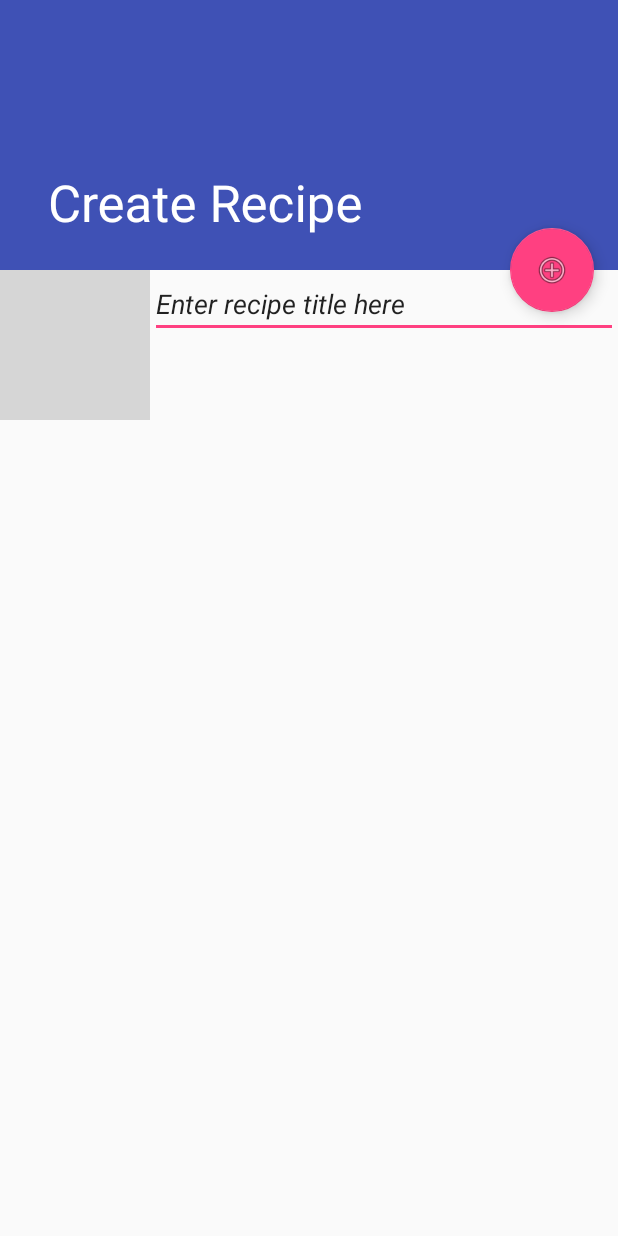
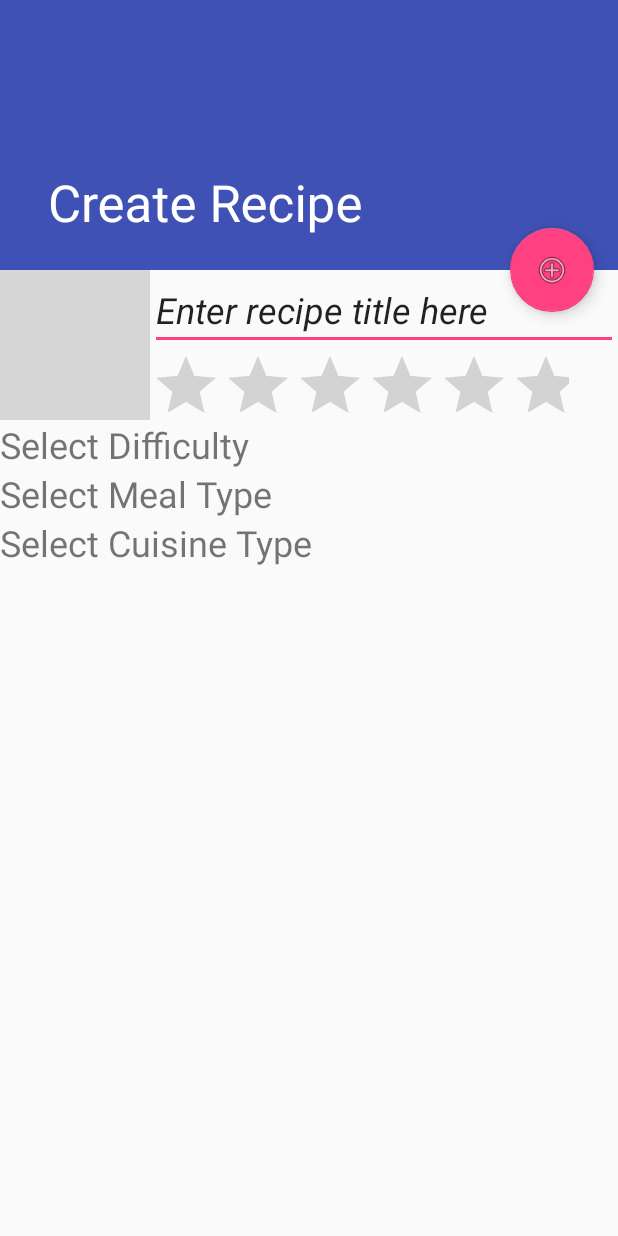
Before and after one commit to philxchen/SEG2105, an Android app: the CreateRecipe screen opened directly, with no data from a screen before it, on a phone screen of 412 x 824 dp. Run offline under Robolectric (Android 15) with nearby library versions, the phone set to English and light mode, and no system bars; grey boxes are pictures that could not be loaded.

```diff
--- a/app/src/main/AndroidManifest.xml
+++ b/app/src/main/AndroidManifest.xml
@@ -20,8 +20,8 @@
             android:label="@string/title_activity_recipe_search"
             android:theme="@style/AppTheme.NoActionBar" />
         <activity
-            android:name=".Recipe"
-            android:label="@string/title_activity_recipe"
+            android:name=".RecipeView"
+            android:label="@string/title_activity_recipe_view"
             android:theme="@style/AppTheme.NoActionBar" />
         <activity android:name=".RecipePreview" />
         <activity
@@ -60,7 +60,6 @@
             android:name=".IngredientList"
             android:label="@string/title_activity_ingredient_list"
             android:theme="@style/AppTheme.NoActionBar" />
-        <activity android:name=".Ingredient" />
         <activity
             android:name=".UnitType"
             android:label="@string/title_activity_unit_type"
--- a/app/src/main/res/layout/content_create_recipe.xml
+++ b/app/src/main/res/layout/content_create_recipe.xml
@@ -9,15 +9,27 @@
     tools:showIn="@layout/activity_create_recipe">
 
     <LinearLayout
+        android:orientation="vertical"
+        android:layout_width="match_parent"
+        android:layout_height="match_parent">
+
+        <LinearLayout
             android:orientation="horizontal"
             android:layout_width="match_parent"
-        android:layout_height="wrap_content">
+            android:layout_height="match_parent">
 
             <ImageView
-            android:layout_width="100dp"
                 android:layout_height="100dp"
                 app:srcCompat="@drawable/ic_image_black_36dp"
-            android:id="@+id/imageView3" />
+                android:id="@+id/imageView3"
+                android:layout_weight="1"
+                android:layout_width="200dp" />
+
+            <LinearLayout
+                android:orientation="vertical"
+                android:layout_width="match_parent"
+                android:layout_height="match_parent"
+                android:layout_weight="1">
 
                 <EditText
                     android:layout_width="match_parent"
@@ -26,13 +38,40 @@
                     android:text="Enter recipe title here"
                     android:ems="10"
                     android:id="@+id/editText5"
-            android:textStyle="normal|italic" />
+                    android:textStyle="normal|italic"
+                    android:textSize="24sp" />
+
+                <RatingBar
+                    android:layout_width="279dp"
+                    android:layout_height="wrap_content"
+                    android:id="@+id/CreateRecipeRatingBar"
+                    android:numStars="@android:integer/config_mediumAnimTime"
+                    android:stepSize=".5" />
+
+            </LinearLayout>
+
+        </LinearLayout>
 
         <TextView
-            android:text="TextView"
+            android:text="Select Difficulty"
             android:layout_width="match_parent"
-            android:layout_height="match_parent"
-            android:id="@+id/textView" />
+            android:layout_height="wrap_content"
+            android:id="@+id/textView3"
+            android:textSize="24sp" />
+
+        <TextView
+            android:text="Select Meal Type"
+            android:layout_width="match_parent"
+            android:layout_height="wrap_content"
+            android:id="@+id/textView2"
+            android:textSize="24sp" />
+
+        <TextView
+            android:text="Select Cuisine Type"
+            android:layout_width="match_parent"
+            android:layout_height="wrap_content"
+            android:id="@+id/textView"
+            android:textSize="24sp" />
 
     </LinearLayout>
 </ScrollView>
--- a/app/src/main/res/values/strings.xml
+++ b/app/src/main/res/values/strings.xml
@@ -91,7 +91,7 @@
         "when a user tries to pick up one of cards.\n\n"
     </string>
     <string name="action_settings">Settings</string>
-    <string name="title_activity_recipe">Recipe</string>
+    <string name="title_activity_recipe_view">Recipe</string>
     <string name="title_activity_create_recipe">Create Recipe</string>
     <string name="title_activity_recipe_cuisine">Recipe Cuisine</string>
     <string name="title_activity_recipe_meal_type">Recipe Meal Type</string>
```
Also changed, not shown: app/src/main/java/ca/uottawa/cookingwithgarzon/Ingredient.java (deleted, +0 -13 lines), app/src/main/res/layout/activity_ingredient.xml (deleted, +0 -13 lines). Lines whose indentation alone changed are shown as unchanged.
